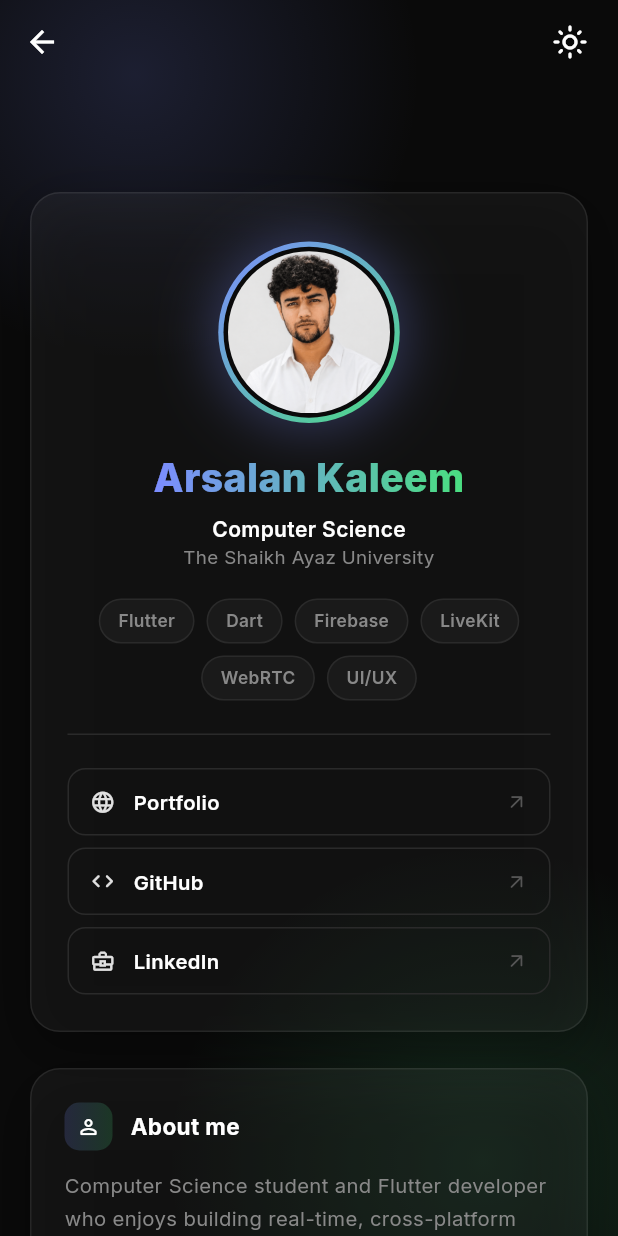
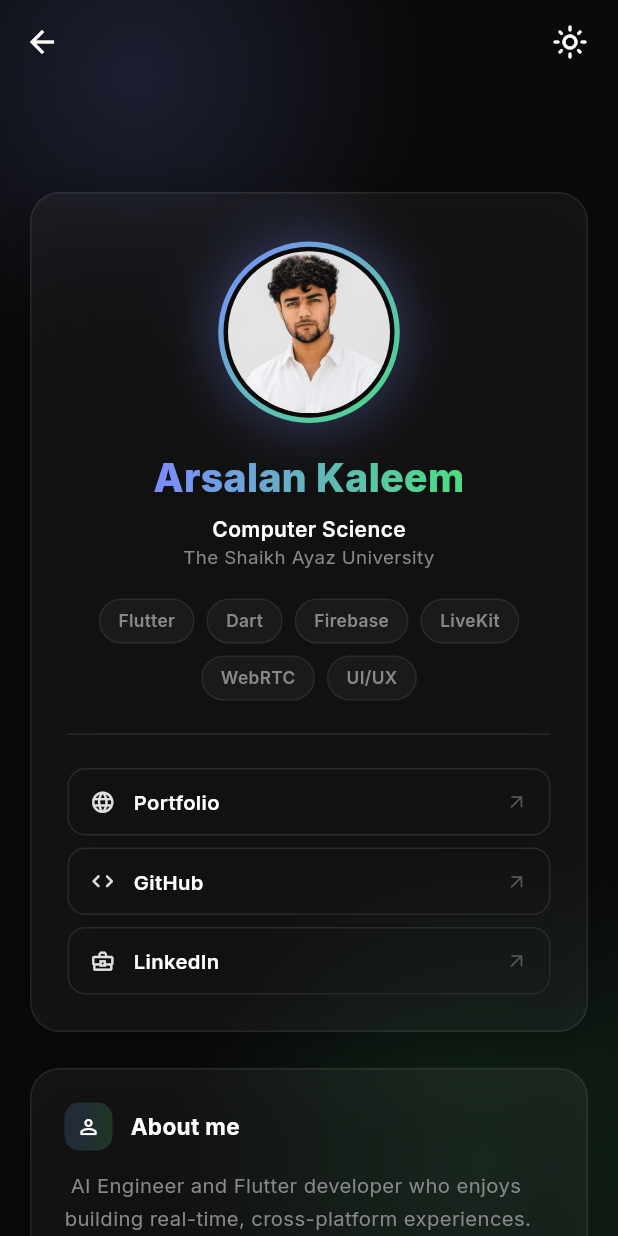
Before and after one commit to ArsalanKaleem/simul-watch-together-app, a Flutter app: the AboutScreen screen opened directly, on a phone screen of 412 x 824 dp. Run offline on Flutter 3.47's test engine with Material 3 defaults, Android fonts, the phone set to English and light mode, and no system bars; our stand-ins replace cloud_firestore, firebase_auth, firebase_core, flutter_secure_storage, google_fonts, web and 1 more; missing offline and left inert: dart:js_interop, dart:ui_web, livekit_client, webview_windows; accounts and stored records are empty.

```diff
--- a/lib/screens/about_screen.dart
+++ b/lib/screens/about_screen.dart
@@ -22,7 +22,7 @@ class AboutScreen extends StatelessWidget {
   static const String _photo  = 'lib/assets/me.png';
 
   static const String _bio =
-      'Computer Science student and Flutter developer who enjoys building '
+      ' AI Engineer and Flutter developer who enjoys building '
       'real-time, cross-platform experiences. SIMUL grew out of wanting to '
       'watch videos with friends without juggling three different apps — '
       'so I built one room that does it all.';
```
